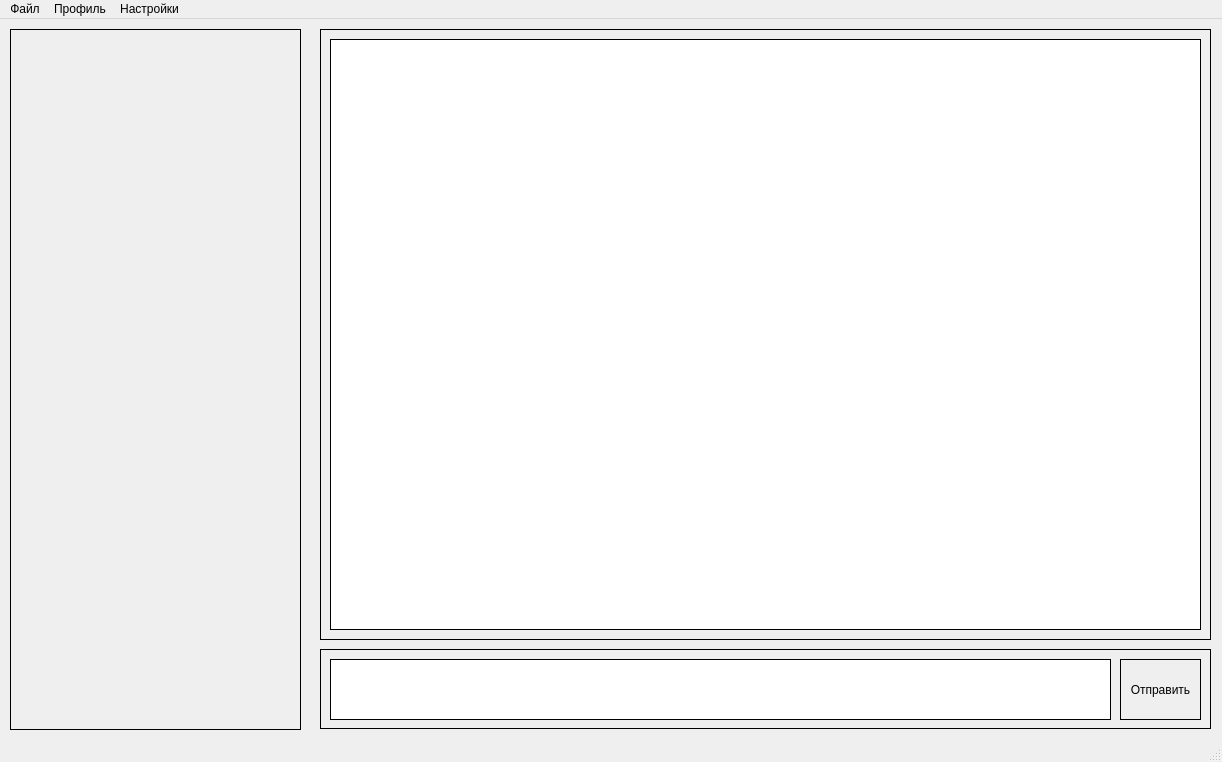
Old version of the form gui/main_window.ui in the repository yngkzk/NetChat.
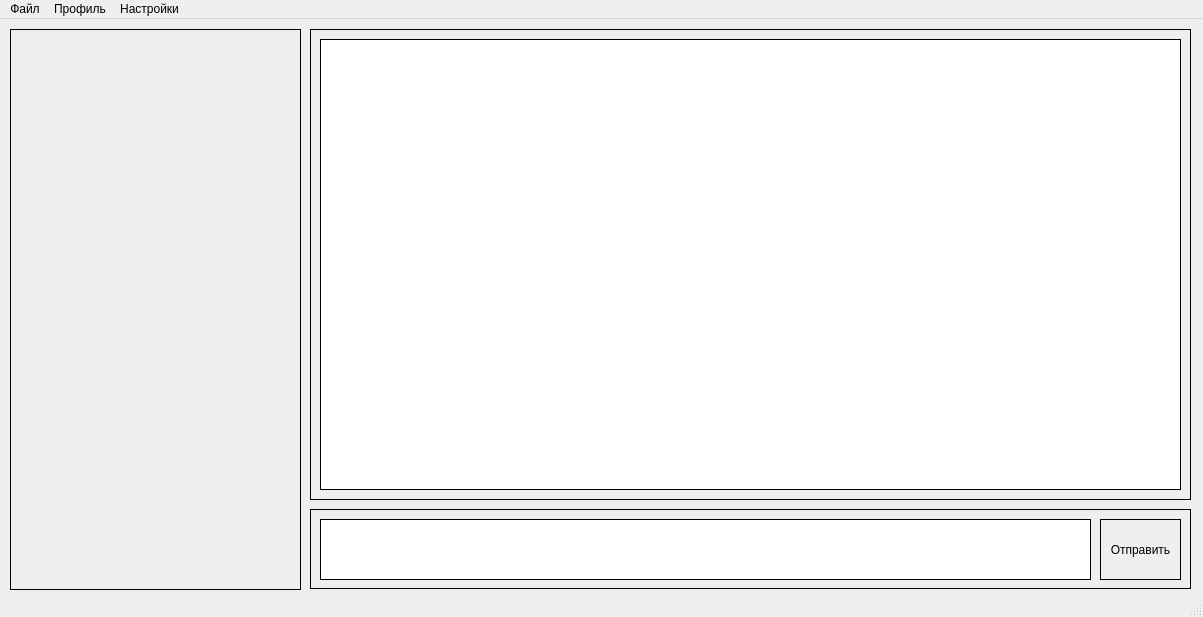
New version of the form.

```diff
--- a/gui/main_window.ui
+++ b/gui/main_window.ui
@@ -6,8 +6,8 @@
    <rect>
     <x>0</x>
     <y>0</y>
-    <width>1222</width>
-    <height>762</height>
+    <width>1203</width>
+    <height>617</height>
    </rect>
   </property>
   <property name="windowTitle">
@@ -20,7 +20,7 @@
       <x>10</x>
       <y>10</y>
       <width>291</width>
-      <height>701</height>
+      <height>561</height>
      </rect>
     </property>
     <property name="autoFillBackground">
@@ -41,7 +41,7 @@
        <x>0</x>
        <y>0</y>
        <width>291</width>
-       <height>701</height>
+       <height>561</height>
       </rect>
      </property>
      <layout class="QVBoxLayout" name="ContactList"/>
@@ -50,10 +50,10 @@
    <widget class="QFrame" name="frame_2">
     <property name="geometry">
      <rect>
-      <x>320</x>
+      <x>310</x>
       <y>10</y>
-      <width>891</width>
-      <height>611</height>
+      <width>881</width>
+      <height>471</height>
      </rect>
     </property>
     <property name="styleSheet">
@@ -70,8 +70,8 @@
       <rect>
        <x>10</x>
        <y>10</y>
-       <width>871</width>
-       <height>591</height>
+       <width>861</width>
+       <height>451</height>
       </rect>
      </property>
     </widget>
@@ -79,9 +79,9 @@
    <widget class="QFrame" name="frame_3">
     <property name="geometry">
      <rect>
-      <x>320</x>
-      <y>630</y>
-      <width>891</width>
+      <x>310</x>
+      <y>490</y>
+      <width>881</width>
       <height>80</height>
      </rect>
     </property>
@@ -99,7 +99,7 @@
       <rect>
        <x>10</x>
        <y>10</y>
-       <width>781</width>
+       <width>771</width>
        <height>61</height>
       </rect>
      </property>
@@ -110,7 +110,7 @@
     <widget class="QPushButton" name="Send">
      <property name="geometry">
       <rect>
-       <x>800</x>
+       <x>790</x>
        <y>10</y>
        <width>81</width>
        <height>61</height>
@@ -130,7 +130,7 @@
     <rect>
      <x>0</x>
      <y>0</y>
-     <width>1222</width>
+     <width>1203</width>
      <height>22</height>
     </rect>
    </property>
```
